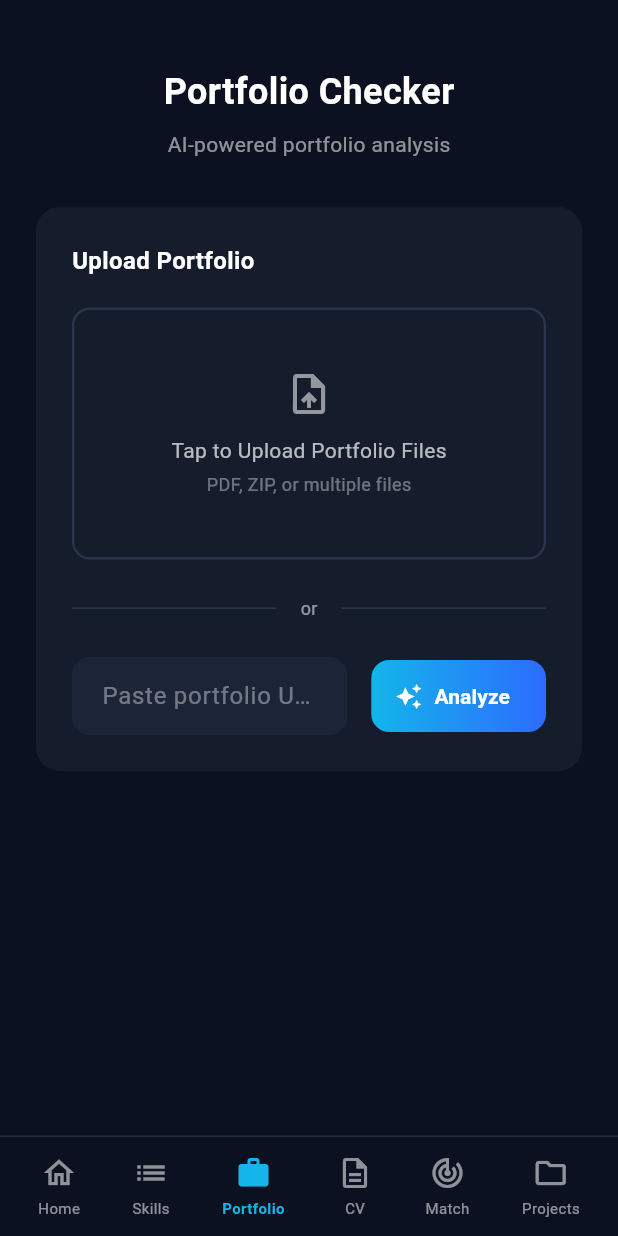
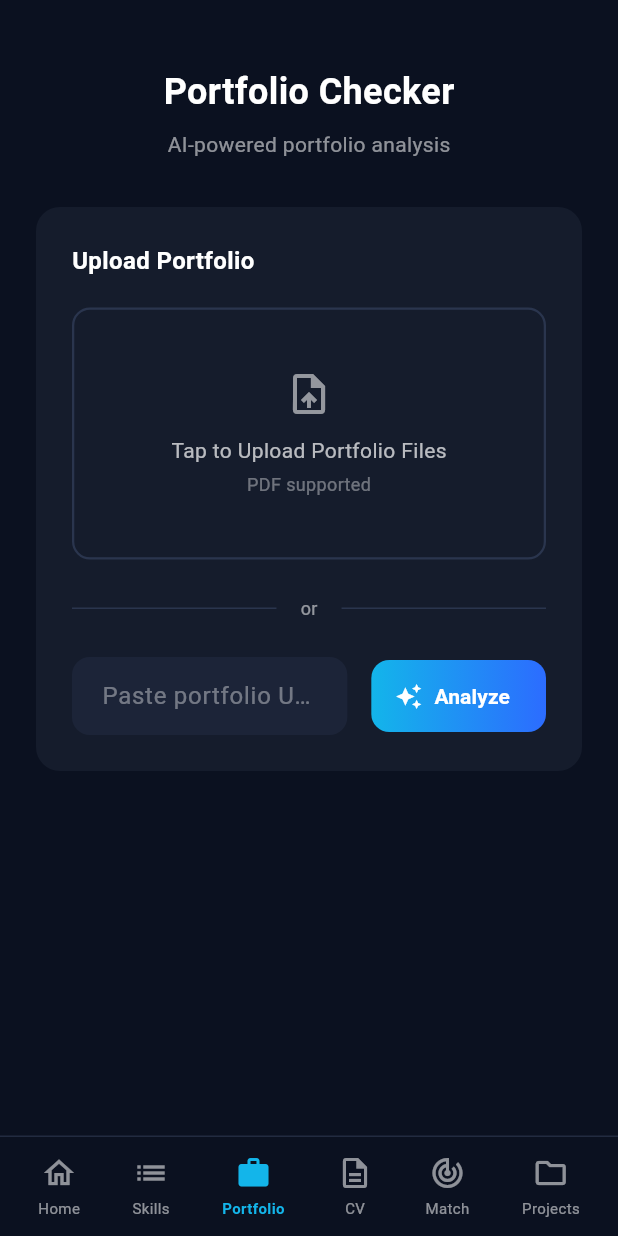
Before and after one commit to Cursed06/SkillUp-2, a Flutter app: the MainShell screen opened directly, item 3 of the bottom bar chosen, after a tap on "Tap to Upload Portfolio Files", on a phone screen of 412 x 824 dp. Run offline on Flutter 3.47's test engine with Material 3 defaults, Android fonts, the phone set to English and light mode, and no system bars; our stand-ins replace file_picker, lottie; missing offline and left inert: dotlottie_loader, syncfusion_flutter_pdf.

Commit message:
fix: change porto checker page from dart:io

```diff
--- a/skillup-frontend/lib/portfolio_checker_page.dart
+++ b/skillup-frontend/lib/portfolio_checker_page.dart
@@ -1,5 +1,5 @@
 import 'dart:convert';
-import 'dart:io';
+import 'dart:typed_data'; // Use this instead of dart:io
 import 'package:flutter/material.dart';
 import 'package:file_picker/file_picker.dart';
 import 'package:syncfusion_flutter_pdf/pdf.dart';
@@ -21,24 +21,33 @@ class _PortfolioCheckerPageState extends State<PortfolioCheckerPage> {
   final String _apiUrl = 'https://skillup-api.vercel.app/api/match';
 
   Future<void> _uploadAndAnalyzeFile() async {
+    // 1. Pick the file with bytes enabled (Crucial for Web)
     FilePickerResult? fileResult = await FilePicker.platform.pickFiles(
       type: FileType.custom,
       allowedExtensions: ['pdf'],
+      withData: true,
     );
-    if (fileResult == null || fileResult.files.single.path == null) return;
+
+    // Check bytes instead of path
+    if (fileResult == null || fileResult.files.single.bytes == null) return;
 
     setState(() { _isAnalyzing = true; _result = null; });
 
     try {
-      File file = File(fileResult.files.single.path!);
-      final List<int> bytes = await file.readAsBytes();
+      // 2. Load from memory bytes instead of a local File path
+      final Uint8List bytes = fileResult.files.single.bytes!;
       final PdfDocument document = PdfDocument(inputBytes: bytes);
+
       String extractedText = PdfTextExtractor(document).extractText();
       document.dispose();
 
+      if (extractedText.trim().isEmpty) {
+        throw Exception("Could not extract text from this PDF.");
+      }
+
       _sendToBackend("Portfolio File Analysis", extractedText);
     } catch (e) {
-      _showError(e.toString());
+      _showError("Error reading PDF: $e");
     }
   }
 
@@ -48,7 +57,6 @@ class _PortfolioCheckerPageState extends State<PortfolioCheckerPage> {
       return;
     }
     setState(() { _isAnalyzing = true; _result = null; });
-    // In a real app, backend would scrape the URL. For MVP, we pass the URL as content.
     _sendToBackend("Portfolio Website Analysis", "Analyze portfolio at: ${_urlController.text}");
   }
 
@@ -73,8 +81,12 @@ class _PortfolioCheckerPageState extends State<PortfolioCheckerPage> {
   }
 
   void _showError(String message) {
-    setState(() => _isAnalyzing = false);
-    ScaffoldMessenger.of(context).showSnackBar(SnackBar(content: Text(message), backgroundColor: Colors.redAccent));
+    if (mounted) {
+      setState(() => _isAnalyzing = false);
+      ScaffoldMessenger.of(context).showSnackBar(
+        SnackBar(content: Text(message), backgroundColor: Colors.redAccent)
+      );
+    }
   }
 
   @override
@@ -116,7 +128,7 @@ class _PortfolioCheckerPageState extends State<PortfolioCheckerPage> {
                               SizedBox(height: 12),
                               Text('Tap to Upload Portfolio Files', style: TextStyle(color: Colors.white70, fontSize: 14)),
                               SizedBox(height: 4),
-                              Text('PDF, ZIP, or multiple files', style: TextStyle(color: Colors.white38, fontSize: 12)),
+                              Text('PDF supported', style: TextStyle(color: Colors.white38, fontSize: 12)),
                             ],
                           ),
                         ),
@@ -170,7 +182,6 @@ class _PortfolioCheckerPageState extends State<PortfolioCheckerPage> {
                   ),
                 ),
 
-                // Results UI
                 if (_result != null) ...[
                   const SizedBox(height: 32),
                   _buildDarkResultCard(
@@ -179,10 +190,10 @@ class _PortfolioCheckerPageState extends State<PortfolioCheckerPage> {
                   ),
                   const SizedBox(height: 16),
                   _buildDarkResultCard(
-                    title: "Actionable Feedback", icon: Icons.edit_document, color: Colors.greenAccent,
+                    title: "AI Feedback", icon: Icons.edit_document, color: Colors.greenAccent,
                     content: Column(
                       crossAxisAlignment: CrossAxisAlignment.start,
-                      children: (_result!['cvFeedback'] as List).map((fb) => Padding(
+                      children: (_result!['skillGaps'] as List).map((fb) => Padding(
                         padding: const EdgeInsets.only(bottom: 8.0),
                         child: Row(
                           crossAxisAlignment: CrossAxisAlignment.start,
```
